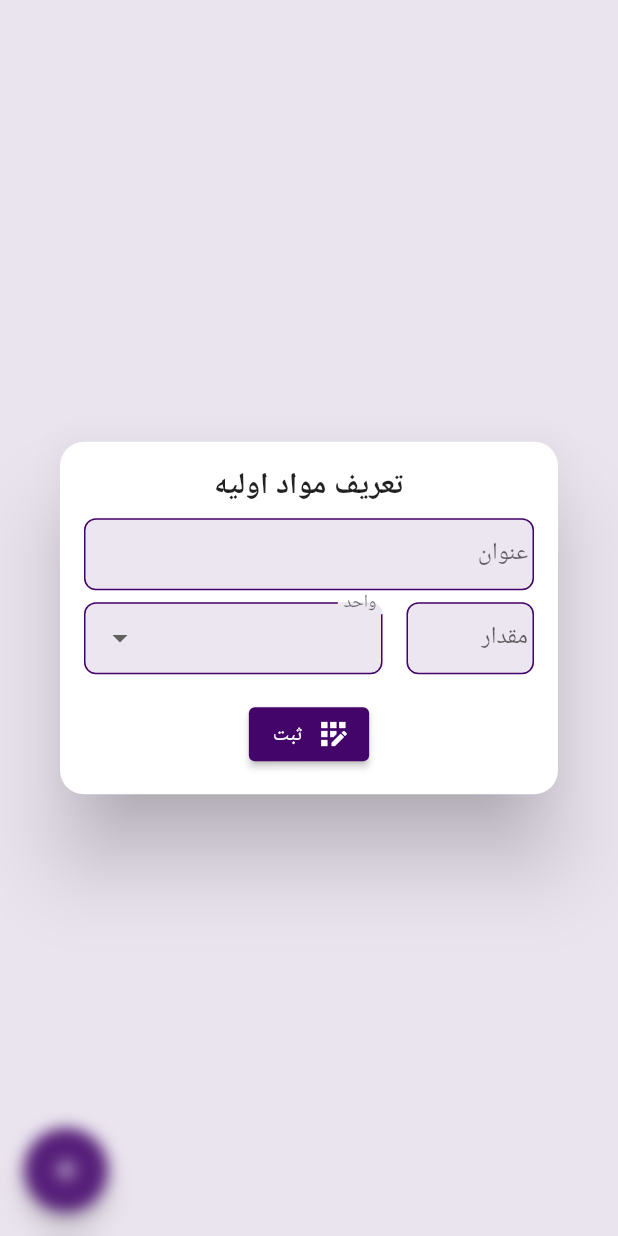
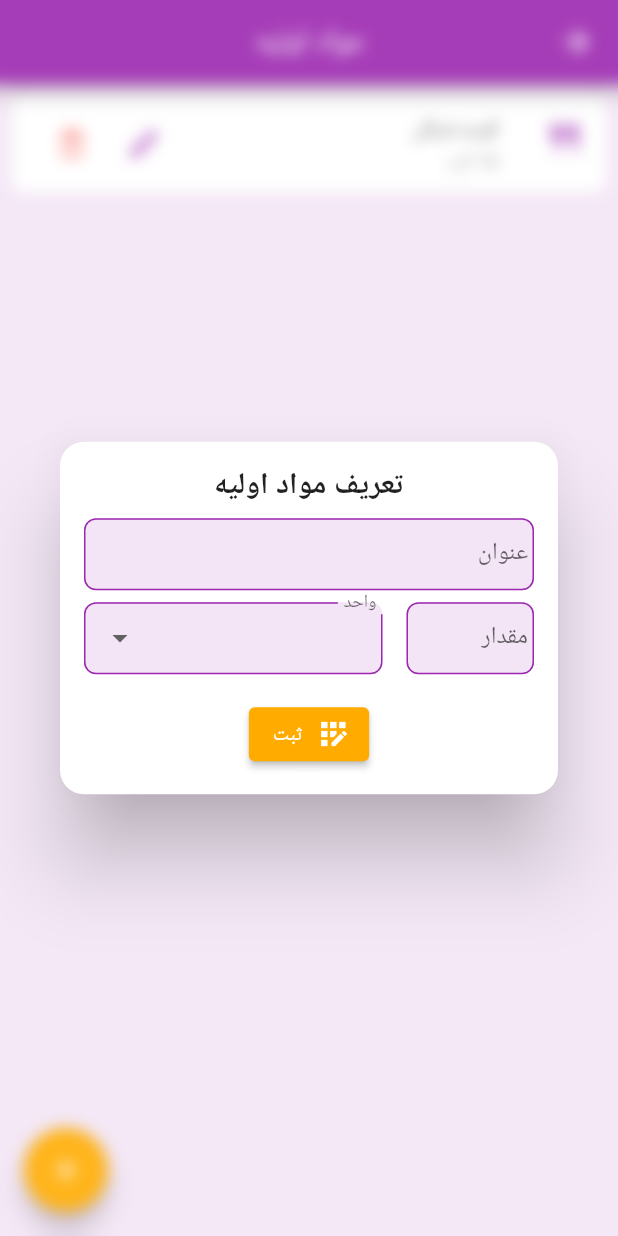
Before and after one commit to aminJamali/coocking, a Flutter app: the RawMaterialPage screen opened by its route, after a tap on the "add" icon, on a phone screen of 412 x 824 dp. Run offline on Flutter 3.47's test engine with Material 2 defaults, Android fonts, the light colour scheme and no system bars; our stand-ins replace get; Roboto replaces fonts that are missing (IRANSans).

Commit message:
chore: تغییرات رنگ و دیزاین صفحه تعریف مواد اولیه

```diff
--- a/lib/src/infrastructures/styles/cooking_theme_data.dart
+++ b/lib/src/infrastructures/styles/cooking_theme_data.dart
@@ -1,37 +1,54 @@
-import 'package:cooking/src/infrastructures/utils/utils.dart';
 import 'package:flutter/material.dart';
 
-const MaterialColor primarySwatch = MaterialColor(0xFF43056A, {
-  50: Color(0xFFE8E1ED),
-  100: Color(0xFFC7B4D2),
-  200: Color(0xFFA182B5),
-  300: Color(0xFF7B5097),
-  400: Color(0xFF5F2B80),
-  500: Color(0xFF43056A),
-  600: Color(0xFF3D0462),
-  700: Color(0xFF340457),
-  800: Color(0xFF2C034D),
-  900: Color(0xFF1E013C),
-});
+import '../utils/utils.dart';
 
+// const MaterialColor primarySwatch = MaterialColor(0xFF5BC8AC, {
+//   50: Color(0xFFEBF8F5),
+//   100: Color(0xFFCEEFE6),
+//   200: Color(0xFFADE4D6),
+//   300: Color(0xFF8CD9C5),
+//   400: Color(0xFF74D0B8),
+//   500: Color(0xFF5BC8AC),
+//   600: Color(0xFF53C2A5),
+//   700: Color(0xFF49BB9B),
+//   800: Color(0xFF40B492),
+//   900: Color(0xFF2FA782),
+// });
+const MaterialColor primarySwatch = Colors.purple;
+
+final Color secondaryColor = Colors.amberAccent[700]!;
 final Color successColor = Colors.green.shade500;
-final Color infoColor = Colors.teal;
+const Color infoColor = Colors.teal;
+final Color backgroundColor = primarySwatch[50]!;
 const Color warningColor = Color(0xFFffc107);
 final Color dangerColor = Colors.red.withOpacity(.8);
 final Color disabledColor = Colors.grey.withOpacity(.8);
 
 ThemeData cookingThemeData = ThemeData(
-  primaryColor: primarySwatch,
-  primarySwatch: primarySwatch,
-  backgroundColor: primarySwatch[50],
+  colorScheme: ColorScheme.fromSwatch(
+    primarySwatch: primarySwatch,
+    accentColor: secondaryColor,
+    backgroundColor: backgroundColor,
+    primaryColorDark: primarySwatch[700],
+    errorColor: dangerColor,
+  ),
   disabledColor: disabledColor,
-  errorColor: dangerColor,
+  scaffoldBackgroundColor: backgroundColor,
   fontFamily: 'IRANSans',
-  scaffoldBackgroundColor: primarySwatch[50],
-  iconTheme: const IconThemeData(color: primarySwatch),
-  buttonTheme: const ButtonThemeData(
-    padding: Utils.middlePadding,
-    shape: RoundedRectangleBorder(
+floatingActionButtonTheme:FloatingActionButtonThemeData(
+  backgroundColor: secondaryColor,
+  splashColor: Colors.white,
+  foregroundColor: Colors.white,
+) ,
+  elevatedButtonTheme: ElevatedButtonThemeData(
+    style: ElevatedButton.styleFrom(
+      primary: secondaryColor,
+      onPrimary: Colors.white,
+    ),
+  ),
+  buttonTheme:  ButtonThemeData(
+    buttonColor: secondaryColor,
+    shape: const RoundedRectangleBorder(
         borderRadius: BorderRadius.all(Radius.circular(Utils.middleSpace))),
   ),
 );
--- a/lib/src/infrastructures/utils/utils_theme.dart
+++ b/lib/src/infrastructures/utils/utils_theme.dart
@@ -17,11 +17,11 @@ class UtilsTheme {
         filled: true,
         errorStyle: errorTextStyle(),
         focusedBorder: UtilsTheme.setOutlineBorder(
-            color: Get.theme.primaryColor, width: 2.0),
+            color:Get.theme.colorScheme.primary, width: 2.0),
         errorBorder: setOutlineBorder(color: Get.theme.errorColor, width: 2.0),
-        fillColor: Get.theme.primaryColor.withOpacity(0.1),
+        fillColor: Get.theme.colorScheme.background,
         enabledBorder: UtilsTheme.setOutlineBorder(
-            color: Get.theme.primaryColor, width: 1.0),
+            color: Get.theme.colorScheme.primary, width: 1.0),
       );
 
   static TextStyle errorTextStyle() => TextStyle(color: Get.theme.errorColor);
--- a/lib/src/pages/admin/raw_material/views/raw_material_page.dart
+++ b/lib/src/pages/admin/raw_material/views/raw_material_page.dart
@@ -1,8 +1,11 @@
+import 'package:cooking/src/infrastructures/utils/utils.dart';
+import 'package:cooking/src/pages/admin/raw_material/models/raw_material_view_model.dart';
 import 'package:flutter/material.dart';
 import 'package:get/get.dart';
 
 import '../../../shared/empty_page.dart';
 import 'dialog/raw_material_dialog.dart';
+import 'widgets/raw_material_list_item.dart';
 
 class RawMaterialPage extends StatelessWidget {
   const RawMaterialPage({final Key? key}) : super(key: key);
@@ -10,15 +13,25 @@ class RawMaterialPage extends StatelessWidget {
   @override
   @override
   Widget build(final BuildContext context) => Scaffold(
-        backgroundColor: context.theme.backgroundColor,
         floatingActionButton: _addButton(),
-        // body: RawMaterialListItem(
-        //   rawMaterialViewModel: RawMaterialViewModel(
-        //       id: '', unit: 'گرم', count: '10', title: 'گوجه فرنگی'),
-        // ),
-        body: const EmptyPage(
-              title: 'تاکنون مواد اولیه ای ثبت نشده است.',
+        appBar: AppBar(
+          title: const Text('مواد اولیه'),
+          centerTitle: true,
+          excludeHeaderSemantics: true,
+        ),
+        body: Align(
+          alignment: Alignment.topCenter,
+          child: ConstrainedBox(
+            constraints: const BoxConstraints(maxWidth: Utils.maxWith),
+            child: RawMaterialListItem(
+              rawMaterialViewModel: RawMaterialViewModel(
+                  id: '', unit: 'گرم', count: '10', title: 'گوجه فرنگی'),
             ),
+          ),
+        ),
+        // body: const EmptyPage(
+        //       title: 'تاکنون مواد اولیه ای ثبت نشده است.',
+        //     ),
       );
 
   Widget _addButton() => FloatingActionButton(
--- a/lib/src/pages/admin/raw_material/views/widgets/raw_material_list_item.dart
+++ b/lib/src/pages/admin/raw_material/views/widgets/raw_material_list_item.dart
@@ -13,10 +13,18 @@ class RawMaterialListItem extends StatelessWidget {
   }) : super(key: key);
 
   @override
-  Widget build(final BuildContext context) => ListTile(
+  Widget build(final BuildContext context) => Padding(
+        padding: Utils.middlePadding,
+        child: ListTile(
           dense: true,
           tileColor: Colors.white,
-    leading: const Icon(Icons.restaurant_outlined,),
+          shape: const RoundedRectangleBorder(
+              borderRadius:
+                  BorderRadius.all(Radius.circular(Utils.middleSpace))),
+          leading: Icon(
+            Icons.restaurant_rounded,
+            color: Get.theme.colorScheme.primary,
+          ),
           title: Text(rawMaterialViewModel.title),
           subtitle: Row(
             children: [
@@ -25,18 +33,18 @@ class RawMaterialListItem extends StatelessWidget {
               Text(rawMaterialViewModel.unit),
             ],
           ),
-        trailing: SizedBox(
-          width: context.width*0.3,
-          child: Row(
+          trailing: Row(
+            mainAxisSize: MainAxisSize.min,
             children: [
               IconButton(
                 onPressed: () {},
-                icon: const Icon(Icons.edit_outlined),
-                iconSize: 20,
+                icon: Icon(
+                  Icons.edit_outlined,
+                  color: Get.theme.colorScheme.primary,
+                ),
               ),
               IconButton(
                 onPressed: () {},
-                iconSize: 20,
                 icon: Icon(
                   Icons.delete_outlined,
                   color: Get.theme.errorColor,
--- a/lib/src/pages/login/views/login_page.dart
+++ b/lib/src/pages/login/views/login_page.dart
@@ -8,8 +8,6 @@ class LoginPage extends StatelessWidget {
 
   @override
   Widget build(final BuildContext context) => Scaffold(
-
-        backgroundColor: context.theme.backgroundColor,
         body: Center(
           child: ElevatedButton(
             onPressed: () => Get.toNamed(Routes.adminPage),
```
Also changed, not shown: lib/src/pages/admin/main/views/admin_page.dart (+5 -3 lines). Lines whose indentation alone changed are shown as unchanged.
